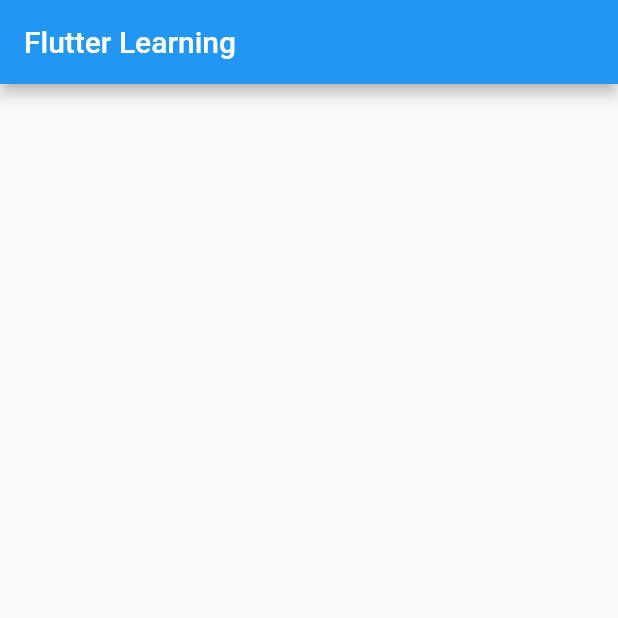
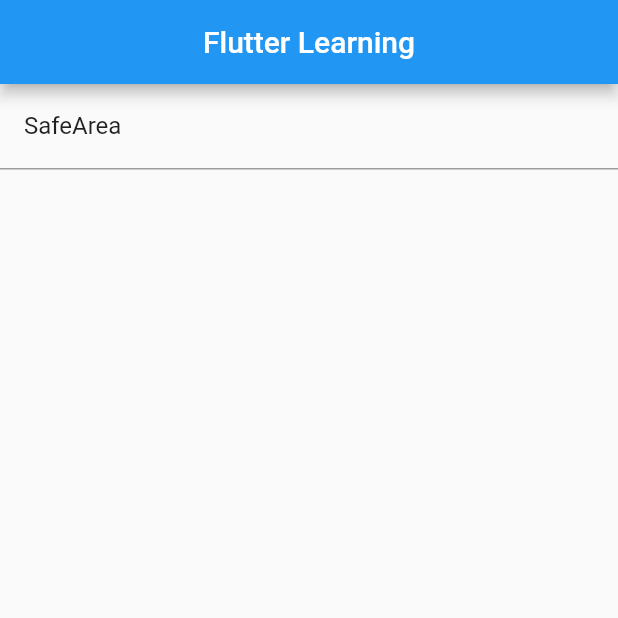
Before and after one commit to goto5103/learn-flutter, a Flutter app: the screen it shows after launch, on a phone screen of 412 x 824 dp, the top half of it. Run offline on Flutter 3.47's test engine with Material 2 defaults, Android fonts, the phone set to English and light mode, and no system bars; our stand-ins replace flutter_redux, redux.

Commit message:
add 一旦コミット
SafeAreaのサンプル追加

```diff
--- a/lib/main.dart
+++ b/lib/main.dart
@@ -1,37 +1,33 @@
+
 import 'package:flutter/material.dart';
+import 'package:flutter_redux/flutter_redux.dart';
+import 'package:lean/redux/reducer/app_reducer.dart';
+import 'package:lean/redux/state/app_state.dart';
+import 'package:redux/redux.dart';
+
+import 'views/root.dart';
+import 'views/safearea.dart';
 
 void main() => runApp(MyApp());
 
 class MyApp extends StatelessWidget {
+  final store = Store<AppState>(appReducer, initialState: AppState());
   @override
   Widget build(BuildContext context) {
-    return MaterialApp(
-      title: 'Flutter Learning',
-      theme: ThemeData(
-        primarySwatch: Colors.blue,
-        visualDensity: VisualDensity.adaptivePlatformDensity,
-      ),
-      home: MyHomePage(),
-    );
+    // StoreProviderでMaterialAppをラップして、アプリのどこからでもStoreにアクセスできるようにする
+    return StoreProvider(
+        store: store,
+        child: MaterialApp(
+          title: 'Flutter Learning',
+          theme: ThemeData(
+            primarySwatch: Colors.blue,
+            visualDensity: VisualDensity.adaptivePlatformDensity,
+          ),
+          initialRoute: "/",
+          routes: <String, WidgetBuilder>{
+            "/":(BuildContext context) => Root(),
+            "/SafeArea":(BuildContext context) => WidgetSafeArea(),
+          },
+        ));
   }
 }
-
-class MyHomePage extends StatefulWidget {
-
-  @override
-  _MyHomePageState createState() => _MyHomePageState();
-}
-
-class _MyHomePageState extends State<MyHomePage> {
-
-  @override
-  Widget build(BuildContext context) {
-
-    return Scaffold(
-      appBar: AppBar(
-        title: Text("Flutter Learning"),
-      ),
-      body: Center()
-    );
-  }
-}
--- /dev/null
+++ b/lib/models/widget_list.dart
@@ -0,0 +1,9 @@
+class WidgetList {
+  static List<String> getList() {
+    return Widgets.values.map((value) => value.toString().split(".")[1]).toList();
+  }
+}
+
+enum Widgets {
+  SafeArea,
+}
--- /dev/null
+++ b/lib/redux/action/actions.dart
@@ -0,0 +1,4 @@
+class SafeAreaAction {
+  final bool isEnable;
+  SafeAreaAction({this.isEnable});
+}
--- /dev/null
+++ b/lib/redux/state/app_state.dart
@@ -0,0 +1,15 @@
+import 'package:flutter/foundation.dart';
+import 'package:lean/redux/state/safearea_state.dart';
+
+@immutable
+class AppState {
+  final bool isLoading;
+  final SafeAreaState safeAreaState;
+
+  const AppState({
+    this.isLoading = false,
+    this.safeAreaState = const SafeAreaState()
+  });
+
+  factory AppState.loading() => const AppState(isLoading: true);
+}
--- /dev/null
+++ b/lib/redux/state/safearea_state.dart
@@ -0,0 +1,7 @@
+import 'package:flutter/foundation.dart';
+
+@immutable
+class SafeAreaState {
+  final bool isEnable;
+  const SafeAreaState({this.isEnable = false});
+}
--- /dev/null
+++ b/lib/views/root.dart
@@ -0,0 +1,44 @@
+import 'package:flutter/material.dart';
+import "package:lean/models/widget_list.dart";
+
+class Root extends StatefulWidget {
+  @override
+  _RootState createState() => _RootState();
+}
+
+class _RootState extends State<Root> {
+  var listItem = ['SafeArea'];
+  final a = WidgetList.getList();
+
+
+  @override
+  Widget build(BuildContext context) {
+    return Scaffold(
+      appBar: AppBar(
+        title: Text("Flutter Learning"),
+        centerTitle: true,
+      ),
+      body: ListView.builder(
+        itemBuilder: (BuildContext context, int index) {
+          return Container(
+              decoration: BoxDecoration(
+                border: Border(
+                  bottom: BorderSide(color: Colors.black38),
+                ),
+              ),
+              child: ListTile(
+                title: Text(WidgetList.getList()[index]),
+                // subtitle: Text('&listItem'),
+                onTap: () {
+                  print(a);
+                  Navigator.of(context).pushNamed("/${listItem[index]}");
+                },
+              ));
+        },
+        itemCount: WidgetList.getList().length,
+      ),
+    );
+  }
+}
+
+class Navigate {}
```
Also changed, not shown: lib/redux/reducer/app_reducer.dart (added, +10 -0 lines), lib/redux/reducer/safearea_reducer.dart (added, +9 -0 lines), lib/views/safearea.dart (added, +59 -0 lines), lib/redux/state/root_state.dart (added).
